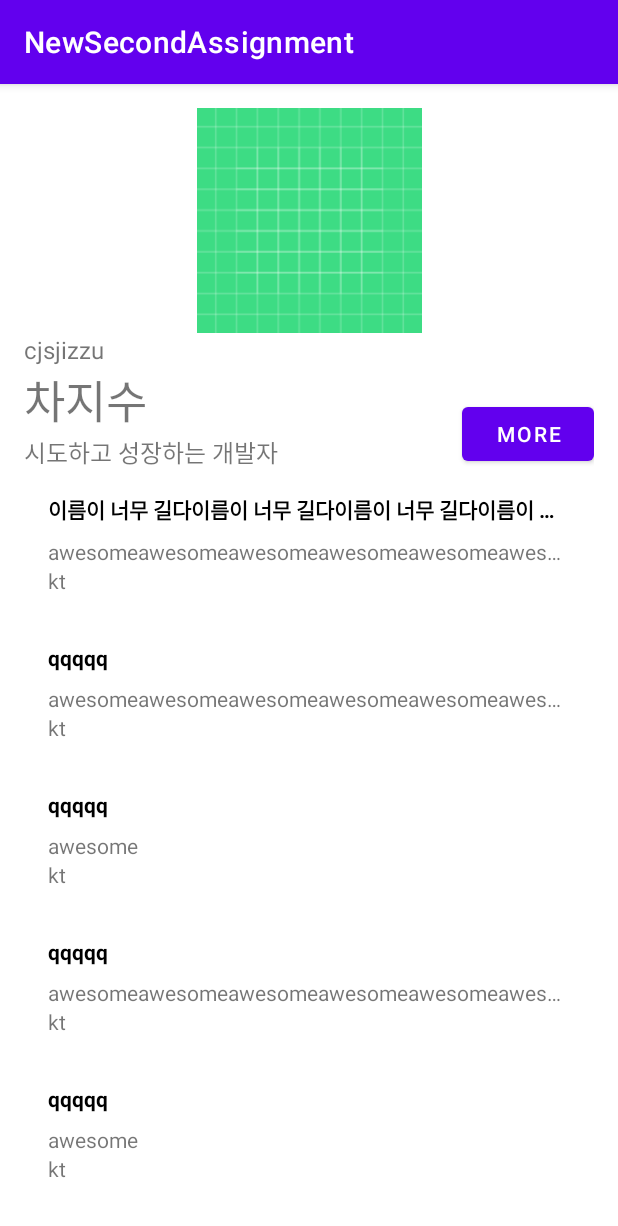
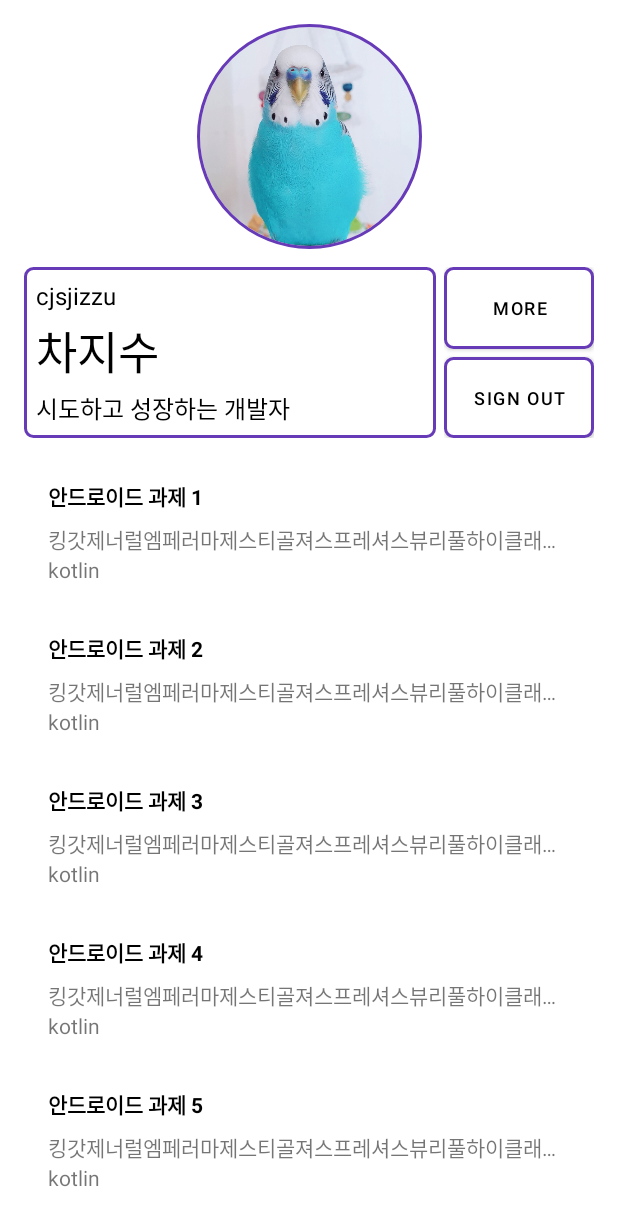
Before and after one commit to SevenSevenAndroid/ButterZangzorim_ZisuGimbap, an Android app: the HomeActivity screen opened directly, with no data from a screen before it, on a phone screen of 412 x 824 dp. Shown: the top 1226 px of the screen. Run offline under Robolectric (Android 15) with nearby library versions, the phone set to English and light mode, and no system bars; our stand-ins replace CircleImageView.

Commit message:
로그아웃

```diff
--- a/app/build.gradle
+++ b/app/build.gradle
@@ -60,4 +60,6 @@ dependencies {
     implementation 'com.google.code.gson:gson:2.8.6'
     // retrofit2에서 gson 사용을 위한 컨버터
     implementation 'com.squareup.retrofit2:converter-gson:2.9.0'
+
+    implementation 'de.hdodenhof:circleimageview:3.1.0'
 }
--- a/app/src/main/java/com/example/newsecondassignment/activity/HomeActivity.kt
+++ b/app/src/main/java/com/example/newsecondassignment/activity/HomeActivity.kt
@@ -4,6 +4,8 @@ import android.content.Intent
 import androidx.appcompat.app.AppCompatActivity
 import android.os.Bundle
 import com.example.newsecondassignment.RepoInfo
+import com.example.newsecondassignment.SoptUserAuthStorage
+import com.example.newsecondassignment.SoptUserInfo
 import com.example.newsecondassignment.adapter.RepoListAdapter
 import com.example.newsecondassignment.databinding.ActivityHomeBinding
 
@@ -17,6 +19,7 @@ class HomeActivity : AppCompatActivity() {
         setContentView(binding.root)
 
         moreButtonClickEvent()
+        logoutButtonClickEvent()
 
         val repoListAdapter = RepoListAdapter()
 
@@ -25,48 +28,54 @@ class HomeActivity : AppCompatActivity() {
         repoListAdapter.repoList.addAll(
             listOf<RepoInfo>(
                 RepoInfo(
-                    userRepoName = "이름이 너무 길다이름이 너무 길다이름이 너무 길다이름이 너무 길다이름이 너무 길다이름이 너무 길다이름이 너무 길다",
-                    userRepoDescription = "awesomeawesomeawesomeawesomeawesomeawesomeawesomeawesomeawesomeawesomeawesomeawesomeawesomeawesome",
-                    userRepoLanguage = "kt"
+                    userRepoName = "안드로이드 과제 1",
+                    userRepoDescription = "킹갓제너럴엠페러마제스티골져스프레셔스뷰리풀하이클래스엘레강스럭셔리클래식지니어스원더풀러블리월드탑클래스코드",
+                    userRepoLanguage = "kotlin"
                 ),
                 RepoInfo(
-                    userRepoName = "qqqqq",
-                    userRepoDescription = "awesomeawesomeawesomeawesomeawesomeawesomeawesomeawesomeawesomeawesomeawesomeawesomeawesome",
-                    userRepoLanguage = "kt"
+                    userRepoName = "안드로이드 과제 2",
+                    userRepoDescription = "킹갓제너럴엠페러마제스티골져스프레셔스뷰리풀하이클래스엘레강스럭셔리클래식지니어스원더풀러블리월드탑클래스코드",
+                    userRepoLanguage = "kotlin"
                 ),
                 RepoInfo(
-                    userRepoName = "qqqqq",
-                    userRepoDescription = "awesome",
-                    userRepoLanguage = "kt"
+                    userRepoName = "안드로이드 과제 3",
+                    userRepoDescription = "킹갓제너럴엠페러마제스티골져스프레셔스뷰리풀하이클래스엘레강스럭셔리클래식지니어스원더풀러블리월드탑클래스코드",
+                    userRepoLanguage = "kotlin"
                 ),
                 RepoInfo(
-                    userRepoName = "qqqqq",
-                    userRepoDescription = "awesomeawesomeawesomeawesomeawesomeawesomeawesomeawesomeawesomeawesome",
-                    userRepoLanguage = "kt"
+                    userRepoName = "안드로이드 과제 4",
+                    userRepoDescription = "킹갓제너럴엠페러마제스티골져스프레셔스뷰리풀하이클래스엘레강스럭셔리클래식지니어스원더풀러블리월드탑클래스코드",
+                    userRepoLanguage = "kotlin"
                 ),
                 RepoInfo(
-                    userRepoName = "qqqqq",
-                    userRepoDescription = "awesome",
-                    userRepoLanguage = "kt"
+                    userRepoName = "안드로이드 과제 5",
+                    userRepoDescription = "킹갓제너럴엠페러마제스티골져스프레셔스뷰리풀하이클래스엘레강스럭셔리클래식지니어스원더풀러블리월드탑클래스코드",
+                    userRepoLanguage = "kotlin"
                 ),
                 RepoInfo(
-                    userRepoName = "qqqqq",
-                    userRepoDescription = "awesome",
-                    userRepoLanguage = "kt"
+                    userRepoName = "안드로이드 과제 6",
+                    userRepoDescription = "킹갓제너럴엠페러마제스티골져스프레셔스뷰리풀하이클래스엘레강스럭셔리클래식지니어스원더풀러블리월드탑클래스코드",
+                    userRepoLanguage = "kotlin"
                 ),
                 RepoInfo(
-                    userRepoName = "qqqqq",
-                    userRepoDescription = "awesome",
-                    userRepoLanguage = "kt"
-                ),
-                RepoInfo(
-                    userRepoName = "qqqqq",
-                    userRepoDescription = "awesome",
-                    userRepoLanguage = "kt"
+                    userRepoName = "안드로이드 과제 7",
+                    userRepoDescription = "킹갓제너럴엠페러마제스티골져스프레셔스뷰리풀하이클래스엘레강스럭셔리클래식지니어스원더풀러블리월드탑클래스코드",
+                    userRepoLanguage = "kotlin"
                 )
             )
         )
         repoListAdapter.notifyDataSetChanged()
+    }
+
+    private fun logoutButtonClickEvent() {
+        binding.buttonSignOut.setOnClickListener {
+            with(SoptUserAuthStorage.getInstance(this)) {
+                clearAuthStorage()
+            }
+            val intent = Intent(this@HomeActivity, SignInActivity::class.java)
+            startActivity(intent)
+            finish()
+        }
     }
 
     private fun moreButtonClickEvent() {
--- /dev/null
+++ b/app/src/main/res/drawable/button_background.xml
@@ -0,0 +1,11 @@
+<?xml version="1.0" encoding="utf-8"?>
+<shape xmlns:android="http://schemas.android.com/apk/res/android">
+    <solid
+        android:color="@color/white"
+        />
+        <stroke
+            android:color="#673AB7"
+            android:width="2dp" />
+    <corners
+        android:radius="5dp"/>
+</shape>
--- a/app/src/main/res/layout/activity_home.xml
+++ b/app/src/main/res/layout/activity_home.xml
@@ -1,5 +1,6 @@
 <?xml version="1.0" encoding="utf-8"?>
-<androidx.constraintlayout.widget.ConstraintLayout xmlns:android="http://schemas.android.com/apk/res/android"
+<androidx.constraintlayout.widget.ConstraintLayout
+    xmlns:android="http://schemas.android.com/apk/res/android"
     xmlns:app="http://schemas.android.com/apk/res-auto"
     xmlns:tools="http://schemas.android.com/tools"
     android:layout_width="match_parent"
@@ -13,54 +14,113 @@
         android:layout_height = "wrap_content"
         app:layout_constraintTop_toTopOf="parent">
 
-        <TextView
-            android:id = "@+id/text_view_my_id_label"
-            android:layout_width = "wrap_content"
-            android:layout_height = "wrap_content"
-            android:text = "cjsjizzu"
-            android:textSize = "16sp"
-            app:layout_constraintStart_toStartOf="parent"
-            app:layout_constraintBottom_toTopOf="@id/text_view_my_name_label"
-            />
-
-        <TextView
-            android:id = "@+id/text_view_my_name_label"
-            android:layout_width = "wrap_content"
-            android:layout_height = "wrap_content"
-            android:text = "차지수"
-            android:textSize = "30sp"
-            app:layout_constraintStart_toStartOf="parent"
-            app:layout_constraintBottom_toTopOf="@id/text_view_my_intro_label"
-            />
-
-        <TextView
-            android:id = "@+id/text_view_my_intro_label"
-            android:layout_width = "wrap_content"
-            android:layout_height = "wrap_content"
-            android:text = "시도하고 성장하는 개발자"
-            android:textSize = "16sp"
-            app:layout_constraintStart_toStartOf="parent"
-            app:layout_constraintBottom_toBottomOf="@id/my_info_container"
-            />
-
-        <ImageView
+        <de.hdodenhof.circleimageview.CircleImageView
             android:id="@+id/image_view_my_image"
             android:layout_width="150dp"
             android:layout_height="150dp"
             android:layout_gravity="center"
-            android:src="@drawable/ic_launcher_background"
-            app:layout_constraintBottom_toTopOf="@id/text_view_my_id_label"
-            app:layout_constraintStart_toStartOf="@id/my_info_container"
-            app:layout_constraintEnd_toEndOf="@id/my_info_container"
+            android:src="@drawable/soda"
+            app:civ_border_width="2dp"
+            app:civ_border_color="#673AB7"
+            app:layout_constraintTop_toTopOf="parent"
+            app:layout_constraintBottom_toTopOf="@id/without_image_container"
+            app:layout_constraintStart_toStartOf="parent"
+            app:layout_constraintEnd_toEndOf="parent"
             />
 
-        <Button
-            android:id="@+id/button_home_more"
-            android:layout_width="wrap_content"
-            android:layout_height="wrap_content"
-            android:text="MORE"
-            app:layout_constraintEnd_toEndOf="parent"
-            app:layout_constraintBottom_toBottomOf="parent"/>
+        <androidx.constraintlayout.widget.ConstraintLayout
+            android:id="@+id/without_image_container"
+            android:layout_width="match_parent"
+            android:layout_height="match_parent"
+            app:layout_constraintTop_toBottomOf="@id/image_view_my_image"
+            android:layout_marginTop="12dp">
+
+            <androidx.constraintlayout.widget.ConstraintLayout
+                android:id="@+id/my_description_container"
+                android:layout_width="0dp"
+                android:layout_height="match_parent"
+                android:background="@drawable/button_background"
+                android:padding="8dp"
+                app:layout_constraintBottom_toBottomOf="parent"
+                app:layout_constraintEnd_toStartOf="@+id/buttons_container"
+                app:layout_constraintStart_toStartOf="parent"
+                app:layout_constraintTop_toTopOf="parent"
+                android:layout_marginEnd="5dp">
+
+                <TextView
+                    android:id="@+id/text_view_my_id_label"
+                    android:layout_width="wrap_content"
+                    android:layout_height="wrap_content"
+                    android:text="cjsjizzu"
+                    android:textColor="@color/black"
+                    android:textSize="16sp"
+                    app:layout_constraintBottom_toTopOf="@id/text_view_my_name_label"
+                    app:layout_constraintStart_toStartOf="parent"
+                    android:layout_marginBottom="3dp"/>
+
+                <TextView
+                    android:id="@+id/text_view_my_name_label"
+                    android:layout_width="wrap_content"
+                    android:layout_height="wrap_content"
+                    android:text="차지수"
+                    android:textColor="@color/black"
+                    android:textSize="30sp"
+                    app:layout_constraintBottom_toTopOf="@id/text_view_my_intro_label"
+                    app:layout_constraintStart_toStartOf="parent"
+                    android:layout_marginBottom="3dp"/>
+
+                <TextView
+                    android:id="@+id/text_view_my_intro_label"
+                    android:layout_width="wrap_content"
+                    android:layout_height="wrap_content"
+                    android:text="시도하고 성장하는 개발자"
+                    android:textColor="@color/black"
+                    android:textSize="16sp"
+                    app:layout_constraintBottom_toBottomOf="@id/my_description_container"
+                    app:layout_constraintStart_toStartOf="parent"/>
+
+            </androidx.constraintlayout.widget.ConstraintLayout>
+
+            <androidx.constraintlayout.widget.ConstraintLayout
+                android:id="@+id/buttons_container"
+                android:layout_width="100dp"
+                android:layout_height="0dp"
+                app:layout_constraintBottom_toBottomOf="parent"
+                app:layout_constraintEnd_toEndOf="parent"
+                app:layout_constraintTop_toTopOf="parent">
+
+                <Button
+                    android:id="@+id/button_home_more"
+                    android:layout_width="match_parent"
+                    android:layout_height="0dp"
+                    android:background="@drawable/button_background"
+                    android:text="MORE"
+                    android:textColor="@color/black"
+                    android:textSize="12dp"
+                    app:backgroundTint="@null"
+                    app:layout_constraintBottom_toTopOf="@+id/button_sign_out"
+                    app:layout_constraintTop_toTopOf="parent"/>
+
+                <Button
+                    android:id="@+id/button_sign_out"
+                    android:layout_width="match_parent"
+                    android:layout_height="0dp"
+                    android:background="@drawable/button_background"
+                    android:text="SIGN OUT"
+                    android:textColor="@color/black"
+                    android:textSize="12dp"
+                    app:backgroundTint="@null"
+                    app:layout_constraintBottom_toBottomOf="parent"
+                    app:layout_constraintTop_toBottomOf="@id/button_home_more"
+                    android:layout_marginTop="5dp"/>
+
+            </androidx.constraintlayout.widget.ConstraintLayout>
+
+
+
+        </androidx.constraintlayout.widget.ConstraintLayout>
+
+
 
     </androidx.constraintlayout.widget.ConstraintLayout>
 
@@ -68,7 +128,8 @@
         android:layout_width="match_parent"
         android:layout_height="0dp"
         app:layout_constraintTop_toBottomOf="@id/my_info_container"
-        app:layout_constraintBottom_toBottomOf="parent">
+        app:layout_constraintBottom_toBottomOf="parent"
+        android:layout_marginTop="12dp">
 
         <androidx.recyclerview.widget.RecyclerView
             android:id="@+id/recyclerview_repo"
--- a/app/src/main/res/values/colors.xml
+++ b/app/src/main/res/values/colors.xml
@@ -7,4 +7,5 @@
     <color name="teal_700">#FF018786</color>
     <color name="black">#FF000000</color>
     <color name="white">#FFFFFFFF</color>
+    <color name="primary_color">#673AB7</color>
 </resources>
--- a/app/src/main/res/values/themes.xml
+++ b/app/src/main/res/values/themes.xml
@@ -1,6 +1,6 @@
 <resources xmlns:tools="http://schemas.android.com/tools">
     <!-- Base application theme. -->
-    <style name="Theme.NewSecondAssignment" parent="Theme.MaterialComponents.DayNight.DarkActionBar">
+    <style name="Theme.NewSecondAssignment" parent="Theme.MaterialComponents.DayNight.NoActionBar">
         <!-- Primary brand color. -->
         <item name="colorPrimary">@color/purple_500</item>
         <item name="colorPrimaryVariant">@color/purple_700</item>
```
Also changed, not shown: app/src/main/res/drawable/soda.jpg (added).
